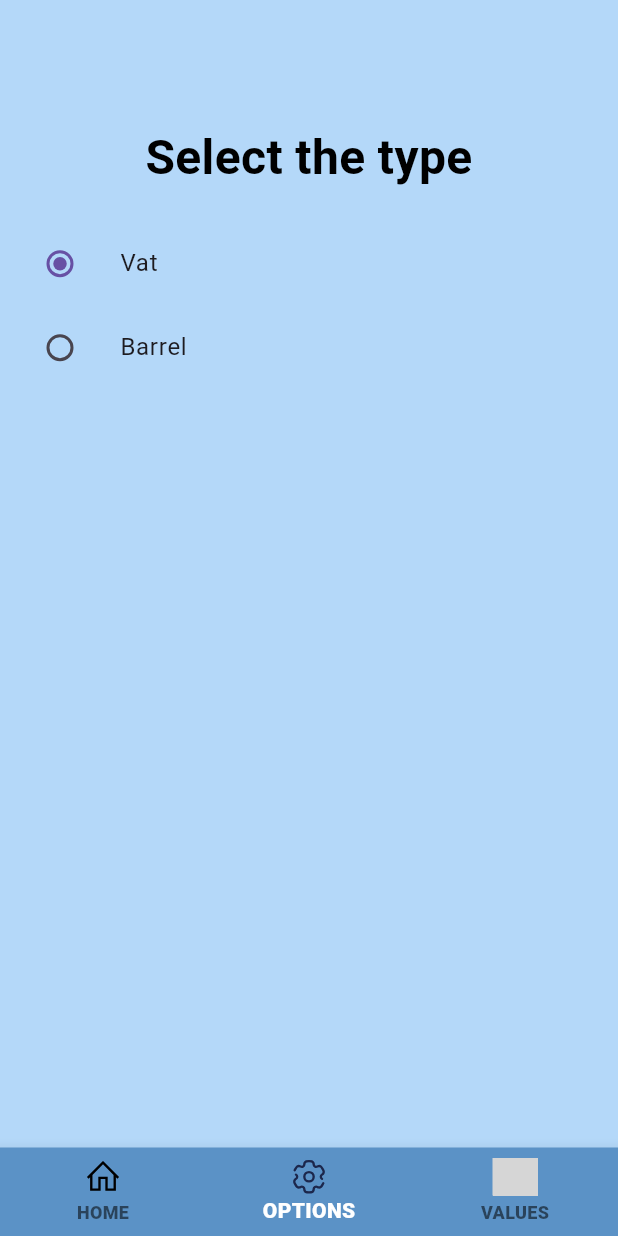
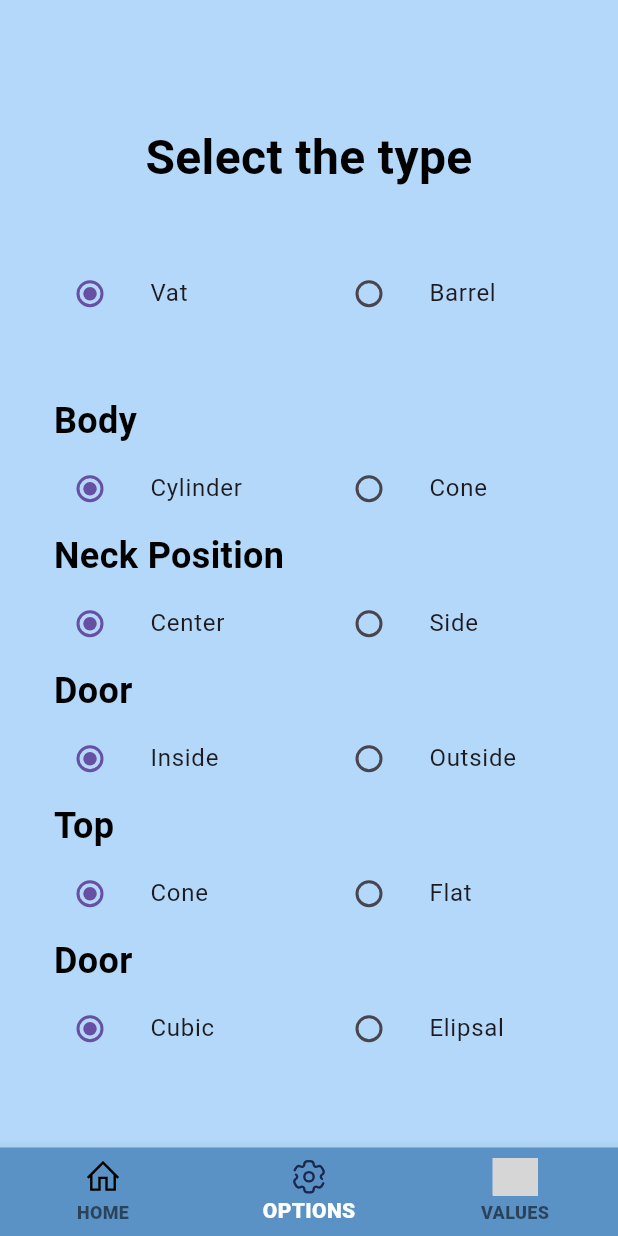
Before and after one commit to FGuerra78818/ESGI181D1, a Flutter app: the screen it shows after launch, item 2 of the bottom bar chosen, on a phone screen of 412 x 824 dp. Run offline on Flutter 3.47's test engine with Material 3 defaults, Android fonts, the light colour scheme and no system bars; our stand-ins replace flutter_svg; Roboto replaces fonts that are missing (Poppins); grey boxes are pictures that could not be loaded.

Commit message:
Fixed GUI of optionspage

```diff
--- a/Mobile/Challenge1/lib/pages/optionspage.dart
+++ b/Mobile/Challenge1/lib/pages/optionspage.dart
@@ -17,6 +17,12 @@ class OptionsPage extends StatefulWidget {
 
 class _OptionsPageState extends State<OptionsPage> {
   RecipientTypes? _type = RecipientTypes.vat;
+  List<String> _options = ["Hosepipe", "Lower cone"];
+  // Header Name, Option 1, Option 2
+  List<List<String>> _radioOptions = [ ["Body", "Cylinder","Cone"], ["Neck Position","Center","Side"], ["Door","Inside","Outside"], ["Top","Cone","Flat"], ["Door", "Cubic", "Elipsal"]];
+  List<int> _radioOptionsSelected = [0,0,0,0,0];
+  List<String> _selectedOptions = [];
+
 
   @override
   Widget build(BuildContext context) {
@@ -48,10 +54,12 @@ class _OptionsPageState extends State<OptionsPage> {
             ),
           ),
           Container(
-            child: Column(
+            padding: const EdgeInsets.all(20),
+            child: Row(
               mainAxisAlignment: MainAxisAlignment.start,
               children: <Widget>[
-                ListTile(
+                Expanded(
+                child: ListTile(
                   title: const Text('Vat'),
                   leading: Radio<RecipientTypes>(
                     value: RecipientTypes.vat,
@@ -59,11 +67,14 @@ class _OptionsPageState extends State<OptionsPage> {
                     onChanged: (RecipientTypes? value) {
                       setState(() {
                         _type = value;
+                        _updateOptions();
                       });
                     },
                   ),
                 ),
-                ListTile(
+              ),
+                Expanded(
+                child: ListTile(
                   title: const Text('Barrel'),
                   leading: Radio<RecipientTypes>(
                     value: RecipientTypes.barrel,
@@ -71,11 +82,75 @@ class _OptionsPageState extends State<OptionsPage> {
                     onChanged: (RecipientTypes? value) {
                       setState(() {
                         _type = value;
+                        _updateOptions();
                       });
                     },
                   ),
                 ),
+                ),
               ],
+            ),
+          ),
+          Padding(
+            padding: const EdgeInsets.all(20.0),
+            child: Column(
+              children: [
+                for (int i = 0; i< _radioOptions.length; i++)
+                  Column(
+                    children: [
+                      Align(
+                      alignment: Alignment.centerLeft,
+
+                      child: Padding(
+                         padding: EdgeInsets.only(left: 16.0),
+
+                      child: Text(_radioOptions[i][0],
+                        textAlign: TextAlign.center,
+                        style: TextStyle(
+                          fontSize: 24,
+                          fontWeight: FontWeight.w600,
+                          color: Colors.black,
+                        ),),),),
+                      Row(
+                        children: [
+                      for (int j = 1; j < 3 ; j++)
+                        Expanded(
+                          child: ListTile(
+                            title: Text(_radioOptions[i][j]),
+                            leading: Radio<String>(
+                              value: _radioOptions[i][j],
+                              groupValue: _radioOptions[i][_radioOptionsSelected[i]+1],
+                              onChanged: (String? value) {
+                                setState(() {
+                                  _updateRadialOptions(i,j);
+                                });
+                              },
+                            ),
+                          )),
+                          ],),
+                        ],
+                    ),],
+                  ),
+            ),
+
+          Padding(
+            padding: const EdgeInsets.all(20.0),
+            child: Column(
+                children: [
+                  for (var option in _options)
+                    CheckboxListTile(
+                      title: Text(option),
+                      value: _selectedOptions.contains(option),
+                      onChanged: (bool? value) {
+                        setState(() {
+                          if (value != null && value) {
+                            _selectedOptions.add(option);
+                          } else{
+                            _selectedOptions.remove(option);
+                          }
+                        });
+                      },)
+                ]
             ),
           ),
         ],
@@ -124,6 +199,28 @@ class _OptionsPageState extends State<OptionsPage> {
       ),
     );
   }
+  void _updateRadialOptions(int i, int j){
+    if (j == 1){
+      _selectedOptions.remove(_radioOptions[i][0] + _radioOptions[i][2]);
+      _selectedOptions.add(_radioOptions[i][0] + _radioOptions[i][1]);
+      _radioOptionsSelected[i] = 0;
+    } else{
+      _selectedOptions.remove(_radioOptions[i][0] + _radioOptions[i][1]);
+      _selectedOptions.add(_radioOptions[i][0] + _radioOptions[i][2]);
+      _radioOptionsSelected[i] = 1;
+    }
+
+  }
+  void _updateOptions() {
+    if (_type == RecipientTypes.vat) {
+      _options = ["Hosepipe", "Lower cone"];
+      _radioOptions = [ ["Body", "Cylinder","Cone"], ["Top","Centered","OffCentered"], ["Door","Inside","Outside"], ["Top","Cone","Flat"], ["Door", "Rectangular", "Elipsal"]];
+    } else if (_type == RecipientTypes.barrel) {
+      _options = [];
+      _radioOptions = [["Type","Porto","Normal"]];
+    }
+  }
+
 
   void _navigate(int index) {
     switch (index) {
```
